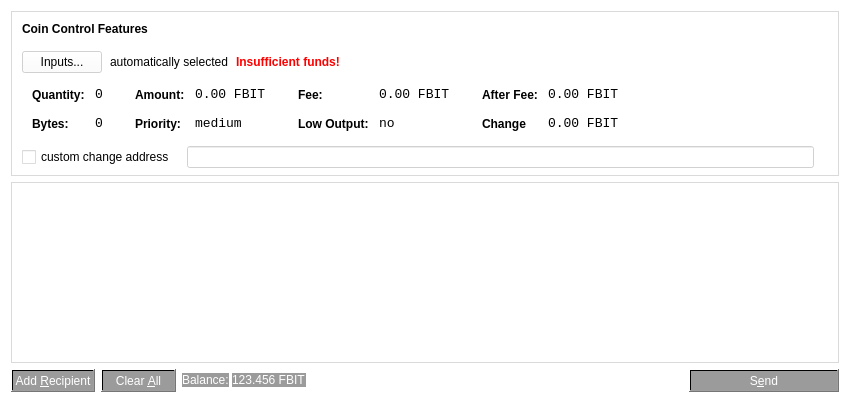
The window that src/qt/forms/sendcoinsdialog.ui (filebit/FileBit) describes before a commit, drawn with Qt 5.
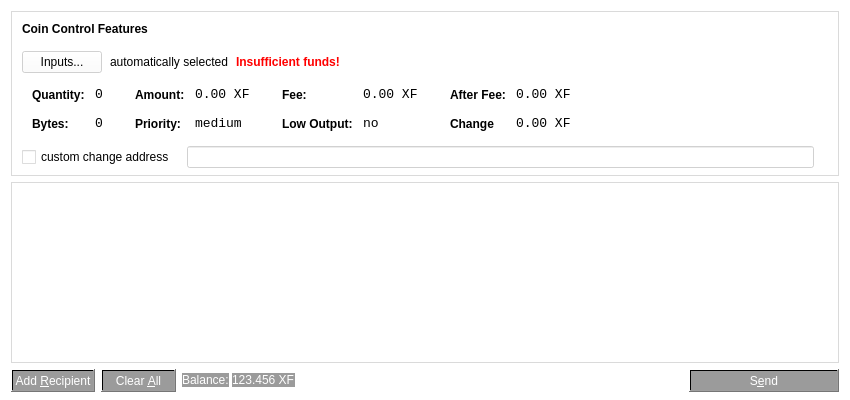
The same window after the commit. Icons and pictures are not drawn.

Commit message: FBIT - XF

```diff
--- a/src/qt/forms/sendcoinsdialog.ui
+++ b/src/qt/forms/sendcoinsdialog.ui
@@ -333,7 +333,7 @@
                   <enum>Qt::ActionsContextMenu</enum>
                  </property>
                  <property name="text">
-                  <string>0.00 FBIT</string>
+                  <string>0.00 XF</string>
                  </property>
                  <property name="textInteractionFlags">
                   <set>Qt::LinksAccessibleByMouse|Qt::TextSelectableByKeyboard|Qt::TextSelectableByMouse</set>
@@ -419,7 +419,7 @@
                   <enum>Qt::ActionsContextMenu</enum>
                  </property>
                  <property name="text">
-                  <string>0.00 FBIT</string>
+                  <string>0.00 XF</string>
                  </property>
                  <property name="textInteractionFlags">
                   <set>Qt::LinksAccessibleByMouse|Qt::TextSelectableByKeyboard|Qt::TextSelectableByMouse</set>
@@ -505,7 +505,7 @@
                   <enum>Qt::ActionsContextMenu</enum>
                  </property>
                  <property name="text">
-                  <string>0.00 FBIT</string>
+                  <string>0.00 XF</string>
                  </property>
                  <property name="textInteractionFlags">
                   <set>Qt::LinksAccessibleByMouse|Qt::TextSelectableByKeyboard|Qt::TextSelectableByMouse</set>
@@ -537,7 +537,7 @@
                   <enum>Qt::ActionsContextMenu</enum>
                  </property>
                  <property name="text">
-                  <string>0.00 FBIT</string>
+                  <string>0.00 XF</string>
                  </property>
                  <property name="textInteractionFlags">
                   <set>Qt::LinksAccessibleByMouse|Qt::TextSelectableByKeyboard|Qt::TextSelectableByMouse</set>
@@ -769,7 +769,7 @@
 background-color: qlineargradient(spread:pad, x1:0, y1:0, x2:1, y2:0, stop:0 rgba(0, 0, 0, 100), stop:1 rgba(0, 0, 0, 100));</string>
          </property>
          <property name="text">
-          <string>123.456 FBIT</string>
+          <string>123.456 XF</string>
          </property>
          <property name="textInteractionFlags">
           <set>Qt::LinksAccessibleByMouse|Qt::TextSelectableByKeyboard|Qt::TextSelectableByMouse</set>
```
The commit also changes 52 other files.
